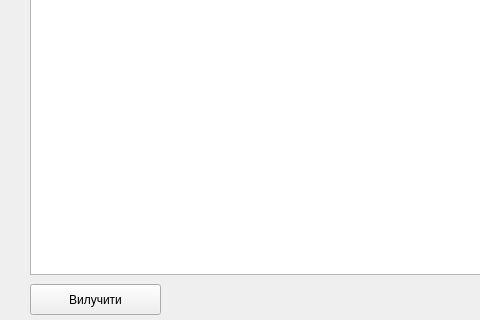
First picture: the form in patientlist.ui, repository Shadowfank/ClinicRegistry, before the edit; both pictures show x 0 to 480 and y 196 to 516 of the 1025 by 516 pixel window.
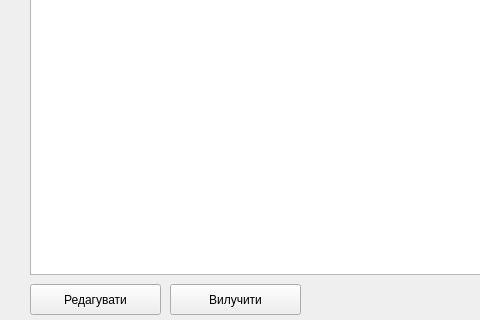
Second picture: the form after the edit.

```diff
--- a/patientlist.ui
+++ b/patientlist.ui
@@ -107,7 +107,7 @@
   <widget class="QPushButton" name="pushButton_4">
    <property name="geometry">
     <rect>
-     <x>30</x>
+     <x>170</x>
      <y>480</y>
      <width>131</width>
      <height>31</height>
@@ -117,6 +117,19 @@
     <string>Вилучити</string>
    </property>
   </widget>
+  <widget class="QPushButton" name="pushButton_5">
+   <property name="geometry">
+    <rect>
+     <x>30</x>
+     <y>480</y>
+     <width>131</width>
+     <height>31</height>
+    </rect>
+   </property>
+   <property name="text">
+    <string>Редагувати</string>
+   </property>
+  </widget>
  </widget>
  <resources/>
  <connections/>
```
